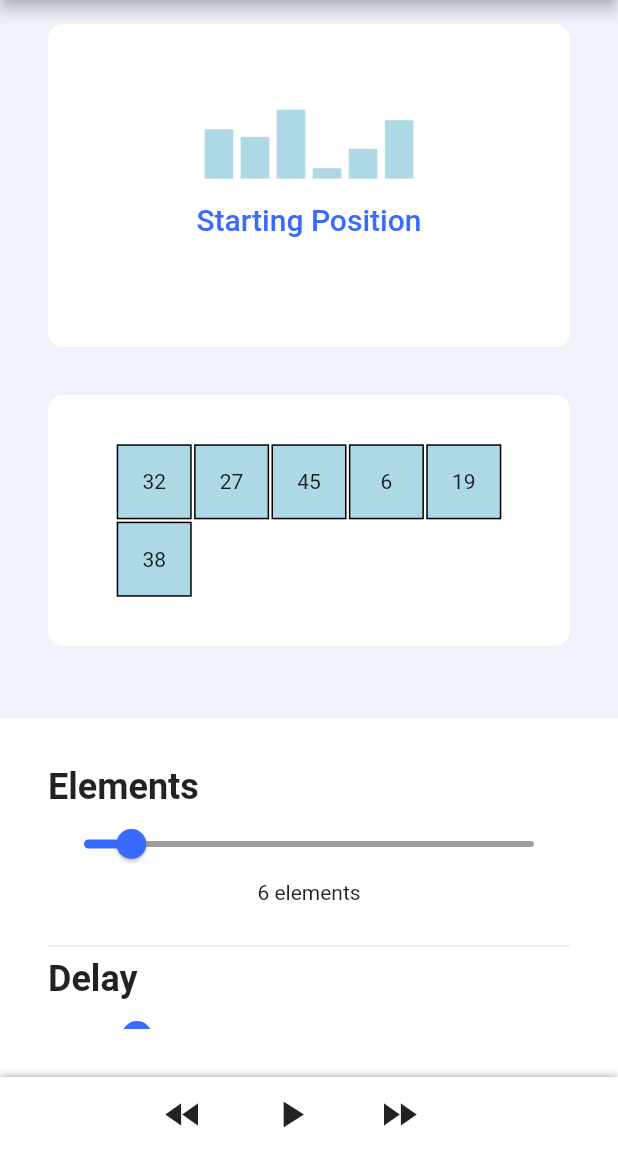
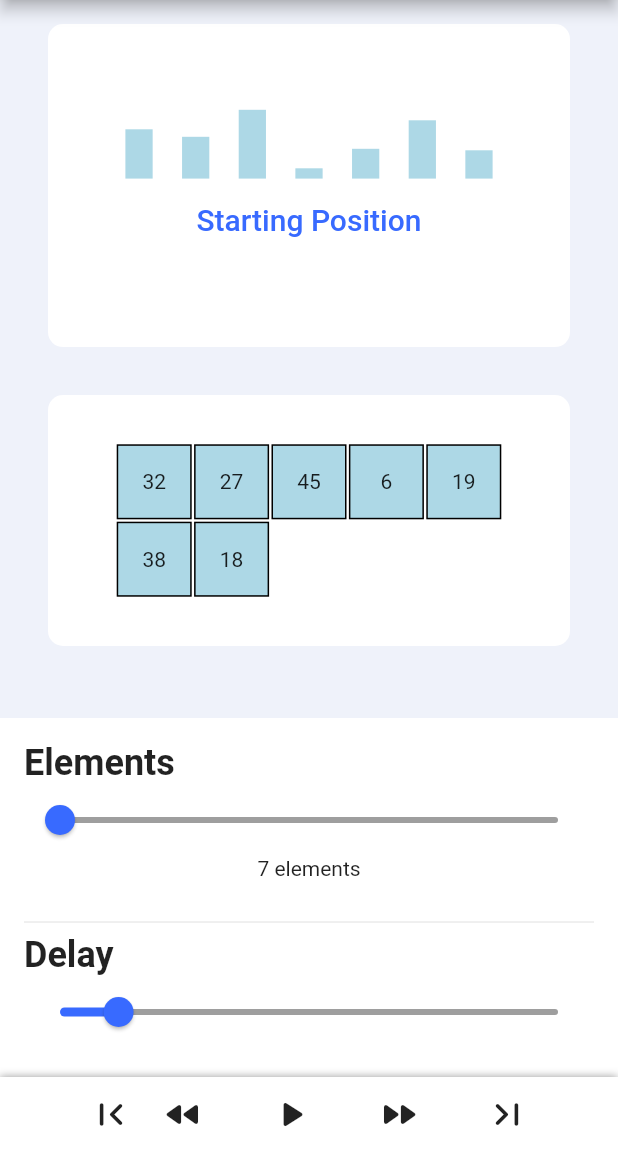
Before and after one commit to MrUnfunny/visualize, a Flutter app: the screen it shows after launch, on a phone screen of 412 x 824 dp, the part 84-1236 px from its top. Run offline on Flutter 3.47's test engine with Material 2 defaults, Android fonts, the phone set to English and light mode, and no system bars; our stand-ins replace flutter_riverpod, shared_preferences; Roboto replaces fonts that are missing (Ubuntu); project files that could hold a hidden picture were left out.

Commit message:
logic change and added theme provider

```diff
--- a/lib/bubble.dart
+++ b/lib/bubble.dart
@@ -2,7 +2,7 @@ import 'utils.dart';
 
 List<Step> bubbleSort(List<Item> input) {
   var result = <Step>[];
-  var step = Step(<Item>[], 'starting position');
+  var step = Step(<Item>[], 'Starting position');
 
   for (var i = 0; i < input.length; i++) {
     step.list.add(
@@ -54,7 +54,7 @@ List<Step> bubbleSort(List<Item> input) {
         result.add(
           Step(
             List<Item>.from(step.list),
-            ' sorted',
+            'Sorted',
           ),
         );
       }
--- a/lib/main.dart
+++ b/lib/main.dart
@@ -1,28 +1,32 @@
+import 'dart:io';
+
+import 'package:flutter/foundation.dart';
 import 'package:flutter/material.dart';
 import 'package:flutter_riverpod/flutter_riverpod.dart';
-import 'package:shared_preferences/shared_preferences.dart';
 
 import 'bubble.dart';
-import 'provider.dart';
-import 'themeData.dart';
+import 'providers/sort_provider.dart';
+import 'providers/theme_provider.dart';
 
 Future<void> main() async {
   WidgetsFlutterBinding.ensureInitialized();
-  var prefs = await SharedPreferences.getInstance();
-  runApp(ProviderScope(child: MyApp(prefs)));
+
+  runApp(ProviderScope(child: MyApp()));
 }
 
 class MyApp extends StatelessWidget {
-  MyApp(this.prefs);
-  final SharedPreferences prefs;
-
   @override
   Widget build(BuildContext context) {
+    return Consumer(
+      builder: (context, watch, child) {
+        final theme = watch(themeProvider).theme;
         return MaterialApp(
           title: 'Sort',
-      theme: ThemeProvider(prefs).theme,
+          theme: theme,
           home: SortingPage(title: 'Sort'),
           debugShowCheckedModeBanner: false,
+        );
+      },
     );
   }
 }
@@ -87,13 +91,27 @@ class _SortingPageState extends State<SortingPage> {
             crossAxisAlignment: CrossAxisAlignment.center,
             mainAxisSize: MainAxisSize.min,
             children: [
-              IconButton(
+              Tooltip(
+                message: 'First Step',
+                child: IconButton(
                   icon: const Icon(
-                  Icons.fast_rewind,
+                    Icons.first_page_rounded,
+                    size: 30,
+                  ),
+                  onPressed: () =>
+                      context.read(sortProvider.notifier).firstStep(),
+                ),
+              ),
+              Tooltip(
+                message: 'Previous Step',
+                child: IconButton(
+                  icon: const Icon(
+                    Icons.fast_rewind_rounded,
                     size: 30,
                   ),
                   onPressed: () =>
                       context.read(sortProvider.notifier).previousStep(),
+                ),
               ),
               const SizedBox(
                 width: 24,
@@ -103,13 +121,19 @@ class _SortingPageState extends State<SortingPage> {
                   final val = watch(sortProvider).isSorting;
                   return IconButton(
                     icon: !val
-                        ? const Icon(
-                            Icons.play_arrow,
+                        ? const Tooltip(
+                            message: 'Play',
+                            child: Icon(
+                              Icons.play_arrow_rounded,
                               size: 30,
+                            ),
                           )
-                        : const Icon(
-                            Icons.pause,
+                        : const Tooltip(
+                            message: 'Pause',
+                            child: Icon(
+                              Icons.pause_rounded,
                               size: 30,
+                            ),
                           ),
                     onPressed: val ? pause : play,
                   );
@@ -118,15 +142,30 @@ class _SortingPageState extends State<SortingPage> {
               const SizedBox(
                 width: 24,
               ),
-              IconButton(
+              Tooltip(
+                message: 'Next Step',
+                child: IconButton(
                   icon: const Icon(
-                  Icons.fast_forward,
+                    Icons.fast_forward_rounded,
                     size: 30,
                   ),
-                onPressed: () => context.read(sortProvider.notifier).nextStep(),
+                  onPressed: () =>
+                      context.read(sortProvider.notifier).nextStep(),
+                ),
               ),
               const SizedBox(
                 width: 24,
+              ),
+              Tooltip(
+                message: 'Last Step',
+                child: IconButton(
+                  icon: const Icon(
+                    Icons.last_page_rounded,
+                    size: 30,
+                  ),
+                  onPressed: () =>
+                      context.read(sortProvider.notifier).lastStep(),
+                ),
               ),
             ],
           ),
@@ -154,9 +193,6 @@ class _SortingPageState extends State<SortingPage> {
   }
 
   void play() async {
-    var val = bubbleSort(context.read(sortProvider).current.list);
-    context.read(sortProvider.notifier).updateIterator(val);
-
     await context.read(sortProvider.notifier).play();
   }
 
@@ -179,7 +215,11 @@ class SideBarWidget extends StatelessWidget {
             decoration: const BoxDecoration(
               color: Colors.white,
             ),
-            padding: const EdgeInsets.all(32),
+            padding: (kIsWeb)
+                ? const EdgeInsets.all(32)
+                : (Platform.isAndroid || Platform.isIOS)
+                    ? const EdgeInsets.all(16)
+                    : const EdgeInsets.all(32),
             child: ListView(
               children: [
                 Text(
@@ -189,8 +229,8 @@ class SideBarWidget extends StatelessWidget {
                       ),
                 ),
                 Slider(
-                  min: 2,
-                  max: 40,
+                  min: 7,
+                  max: 50,
                   activeColor: Theme.of(context).accentColor,
                   inactiveColor: Colors.grey,
                   onChanged: (value) {
@@ -370,17 +410,15 @@ class SortingBarWidget extends StatelessWidget {
 
             return Column(
               children: [
-                Wrap(
-                  crossAxisAlignment: WrapCrossAlignment.end,
-                  runAlignment: WrapAlignment.spaceAround,
-                  runSpacing: 20,
-                  spacing: 5.0,
+                Row(
+                  crossAxisAlignment: CrossAxisAlignment.end,
+                  mainAxisAlignment: MainAxisAlignment.spaceEvenly,
                   children: val
                       .map(
                         (e) => Container(
                           // margin: const EdgeInsets.symmetric(horizontal: 5.0),
                           height: e.value + 1,
-                          width: maxWidth / (2 * val.length + 1),
+                          width: maxWidth / (1.8 * val.length + 1),
                           color: e.color,
                         ),
                       )
--- a/lib/themeData.dart
+++ /dev/null
@@ -1,66 +0,0 @@
-import 'package:flutter/material.dart';
-import 'package:shared_preferences/shared_preferences.dart';
-
-class ThemeProvider with ChangeNotifier {
-  bool? _darkTheme;
-  SharedPreferences prefs;
-  Color _primaryColor = Colors.white;
-  Color _counterColor = Colors.white;
-
-  ThemeProvider(this.prefs) {
-    _darkTheme = prefs.getBool('theme') ?? false;
-    _primaryColor = _darkTheme! ? Colors.black : Colors.white;
-    _counterColor = _darkTheme! ? Colors.white : const Color(0xFF386AFF);
-  }
-
-  ThemeData get theme {
-    return themeData();
-  }
-
-  ThemeData themeData() {
-    return ThemeData(
-      brightness: _darkTheme! ? Brightness.dark : Brightness.light,
-      accentColor: _counterColor,
-      fontFamily: 'Ubuntu',
-      indicatorColor: _counterColor,
-      primaryColor: _primaryColor,
-      textTheme: TextTheme(
-        headline6: TextStyle(
-          color: _counterColor,
-          fontFamily: 'Ubuntu',
-        ),
-        subtitle1: TextStyle(
-          color: _counterColor,
-          fontFamily: 'Ubuntu',
-        ),
-        caption: TextStyle(
-          color: Colors.grey[400],
-          fontSize: 24,
-          fontFamily: 'Ubuntu',
-        ),
-      ),
-      appBarTheme: AppBarTheme(
-        color: _primaryColor,
-        iconTheme: IconThemeData(
-          color: _counterColor,
-        ),
-      ),
-      tabBarTheme: TabBarTheme(
-        labelColor: _counterColor,
-        unselectedLabelColor: _counterColor.withOpacity(0.3),
-      ),
-    );
-  }
-
-  bool get darkTheme {
-    return _darkTheme!;
-  }
-
-  void toggleTheme() async {
-    _darkTheme = !_darkTheme!;
-    await prefs.setBool('theme', _darkTheme!);
-    _primaryColor = _darkTheme! ? Colors.black : Colors.white;
-    _counterColor = _darkTheme! ? Colors.white : Colors.black;
-    notifyListeners();
-  }
-}
```
Also changed, not shown: lib/providers/sort_provider.dart (renamed from lib/provider.dart, +33 -1 lines), lib/providers/theme_provider.dart (added, +102 -0 lines), lib/utils.dart (+15 -7 lines), pubspec.lock. Lines whose indentation alone changed are shown as unchanged.
